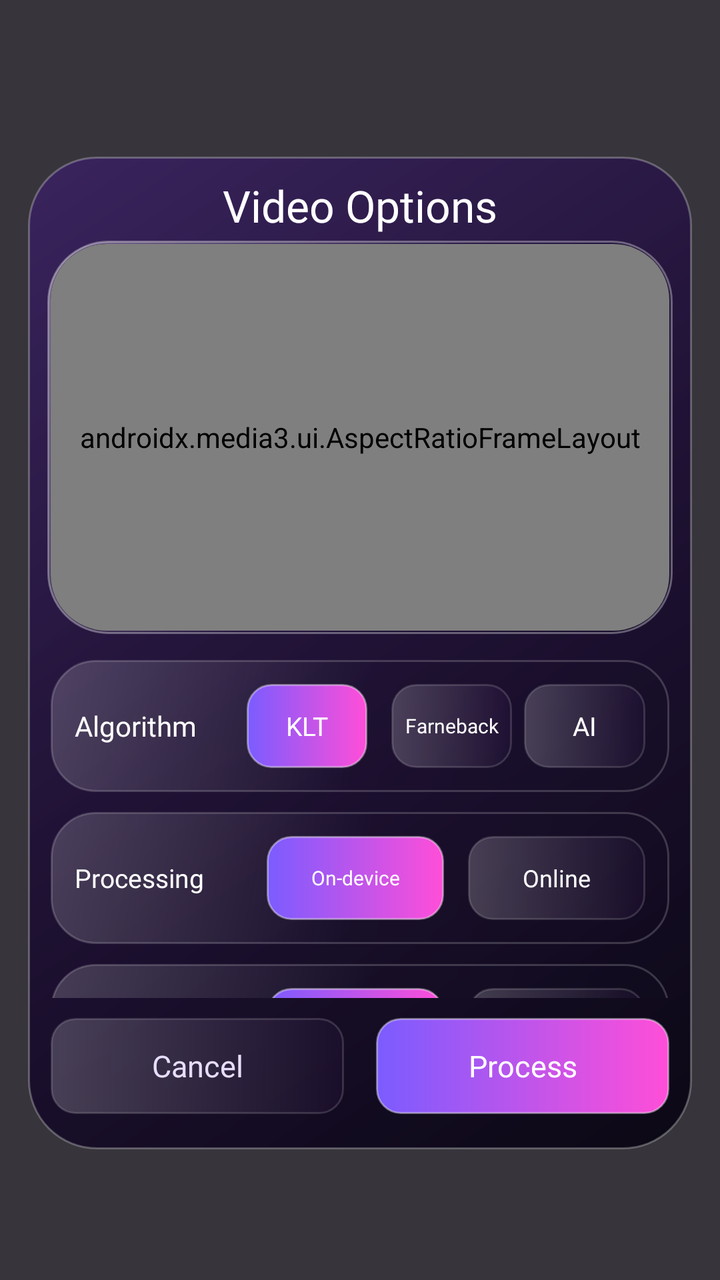
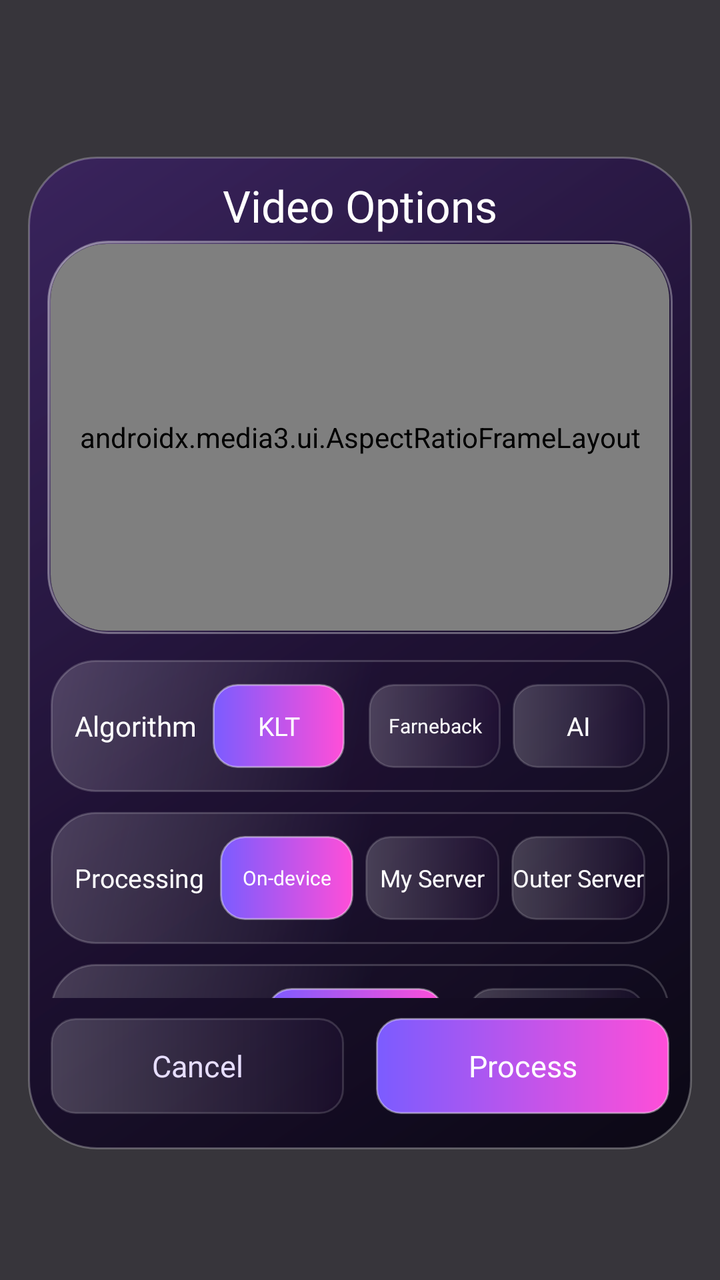

Compare the two renders of this Android layout. The source of the first and the diff that turns it into the second are given below.
<!-- AndroidManifest.xml: application theme Theme.BaseProject -->
<!-- res/layout/dialog_video_process_options.xml -->
<?xml version="1.0" encoding="utf-8"?>
<androidx.constraintlayout.widget.ConstraintLayout xmlns:android="http://schemas.android.com/apk/res/android"
    xmlns:app="http://schemas.android.com/apk/res-auto"
    android:layout_width="match_parent"
    android:layout_height="match_parent"
    android:animateLayoutChanges="true"
    android:background="#CC05030A">

    <View
        android:id="@+id/bgParent"
        android:layout_width="0dp"
        android:layout_height="0dp"
        android:layout_marginHorizontal="14dp"
        android:layout_marginTop="-10dp"
        android:layout_marginBottom="-18dp"
        android:background="@drawable/bg_modal_glass"
        app:layout_constraintBottom_toBottomOf="@id/buttonPanel"
        app:layout_constraintEnd_toEndOf="parent"
        app:layout_constraintStart_toStartOf="parent"
        app:layout_constraintTop_toTopOf="@id/tvTitle" />

    <TextView
        android:id="@+id/tvTitle"
        android:layout_width="0dp"
        android:layout_height="wrap_content"
        android:layout_marginHorizontal="32dp"
        android:layout_marginTop="30dp"
        android:ellipsize="end"
        android:fontFamily="@font/inter_black"
        android:gravity="center"
        android:maxLines="1"
        android:text="Video Options"
        android:textColor="@color/white"
        android:textSize="22sp"
        app:layout_constraintBottom_toBottomOf="parent"
        app:layout_constraintVertical_bias="0.1"
        app:layout_constraintEnd_toEndOf="parent"
        app:layout_constraintStart_toStartOf="parent"
        app:layout_constraintTop_toTopOf="parent" />


    <androidx.constraintlayout.utils.widget.ImageFilterView
        android:id="@+id/previewGlass"
        android:layout_width="0dp"
        android:layout_height="0dp"
        android:layout_marginStart="-2dp"
        android:layout_marginTop="-2dp"
        android:layout_marginEnd="-2dp"
        android:layout_marginBottom="-2dp"
        android:src="@drawable/bg_camera_glass_frame"
        app:layout_constraintBottom_toBottomOf="@id/videoPreviewCard"
        app:layout_constraintEnd_toEndOf="@id/videoPreviewCard"
        app:layout_constraintStart_toStartOf="@id/videoPreviewCard"
        app:layout_constraintTop_toTopOf="@id/videoPreviewCard"
        app:round="20dp" />

    <androidx.cardview.widget.CardView
        android:id="@+id/videoPreviewCard"
        android:layout_width="0dp"
        android:layout_height="0dp"
        android:layout_marginVertical="6dp"
        app:cardBackgroundColor="@android:color/black"
        app:cardCornerRadius="28dp"
        app:cardElevation="0dp"
        app:cardUseCompatPadding="false"
        app:layout_constraintBottom_toTopOf="@id/optionsScroll"
        app:layout_constraintDimensionRatio="16:10"
        app:layout_constraintEnd_toEndOf="parent"
        app:layout_constraintStart_toStartOf="parent"
        app:layout_constraintTop_toBottomOf="@id/tvTitle"
        app:layout_constraintWidth_percent="0.86">

        <FrameLayout
            android:layout_width="match_parent"
            android:layout_height="match_parent">

            <androidx.media3.ui.AspectRatioFrameLayout
                android:id="@+id/previewAspectFrame"
                android:layout_width="match_parent"
                android:layout_height="match_parent"
                app:resize_mode="fill">

                <TextureView
                    android:id="@+id/videoPreview"
                    android:layout_width="match_parent"
                    android:layout_height="match_parent" />

                <com.example.gnssandopticalflowapp.view.RoiOverlayView
                    android:id="@+id/roiOverlay"
                    android:layout_width="match_parent"
                    android:layout_height="match_parent"
                    android:visibility="gone" />

            </androidx.media3.ui.AspectRatioFrameLayout>

        </FrameLayout>

    </androidx.cardview.widget.CardView>

    <androidx.core.widget.NestedScrollView
        android:id="@+id/optionsScroll"
        android:layout_width="0dp"
        android:layout_height="0dp"
        android:layout_marginVertical="10dp"
        android:clipToPadding="false"
        android:fillViewport="false"
        android:overScrollMode="never"
        android:scrollbars="none"
        app:layout_constraintHeight_percent="0.28"
        app:layout_constraintBottom_toTopOf="@id/buttonPanel"
        app:layout_constraintEnd_toEndOf="parent"
        app:layout_constraintStart_toStartOf="parent"
        app:layout_constraintWidth_percent="0.86">

        <LinearLayout
            android:id="@+id/optionsPanel"
            android:layout_width="match_parent"
            android:layout_height="wrap_content"
            android:orientation="vertical">

            <LinearLayout
                android:id="@+id/algorithmCard"
                android:layout_width="match_parent"
                android:layout_height="66dp"
                android:layout_marginTop="10dp"
                android:background="@drawable/bg_glass_card"
                android:gravity="center_vertical"
                android:orientation="horizontal"
                android:paddingHorizontal="12dp">

                <TextView
                    android:id="@+id/tvAlgorithmLabel"
                    android:layout_width="78dp"
                    android:layout_height="wrap_content"
                    android:ellipsize="end"
                    android:fontFamily="@font/inter_black"
                    android:maxLines="1"
                    android:text="Algorithm"
                    android:textColor="@color/white"
                    android:textSize="14sp" />

                <TextView
                    android:id="@+id/btnAlgorithmKlt"
                    android:layout_width="0dp"
                    android:layout_height="42dp"
                    android:layout_marginStart="8dp"
                    android:layout_marginEnd="6dp"
                    android:layout_weight="1"
                    android:background="@drawable/bg_gradient_update_button_12"
                    android:fontFamily="@font/inter_black"
                    android:gravity="center"
                    android:maxLines="1"
                    android:text="KLT"
                    android:textColor="@color/white"
                    android:textSize="13sp" />

                <TextView
                    android:id="@+id/btnAlgorithmFarneback"
                    android:layout_width="0dp"
                    android:layout_height="42dp"
                    android:layout_marginStart="6dp"
                    android:layout_weight="1"
                    android:background="@drawable/bg_glass_chip"
                    android:fontFamily="@font/inter_black"
                    android:gravity="center"
                    android:maxLines="1"
                    android:text="Farneback"
                    android:textColor="@color/white"
                    android:textSize="10sp" />

                <TextView
                    android:id="@+id/btnAlgorithmAi"
                    android:layout_width="0dp"
                    android:layout_height="42dp"
                    android:layout_marginStart="6dp"
                    android:layout_weight="1"
                    android:background="@drawable/bg_glass_chip"
                    android:fontFamily="@font/inter_black"
                    android:gravity="center"
                    android:maxLines="1"
                    android:text="AI"
                    android:textColor="@color/white"
                    android:textSize="13sp" />

            </LinearLayout>

            <LinearLayout
                android:id="@+id/processingModeCard"
                android:layout_width="match_parent"
                android:layout_height="66dp"
                android:layout_marginTop="10dp"
                android:background="@drawable/bg_glass_card"
                android:gravity="center_vertical"
                android:orientation="horizontal"
                android:paddingHorizontal="12dp">

                <TextView
                    android:id="@+id/tvProcessingModeLabel"
                    android:layout_width="88dp"
                    android:layout_height="wrap_content"
                    android:ellipsize="end"
                    android:fontFamily="@font/inter_black"
                    android:maxLines="1"
                    android:text="Processing"
                    android:textColor="@color/white"
                    android:textSize="13sp" />

                <TextView
                    android:id="@+id/btnProcessingOffline"
                    android:layout_width="0dp"
                    android:layout_height="42dp"
                    android:layout_marginStart="8dp"
                    android:layout_marginEnd="6dp"
                    android:layout_weight="1"
                    android:background="@drawable/bg_gradient_update_button_12"
                    android:fontFamily="@font/inter_black"
                    android:gravity="center"
                    android:maxLines="1"
                    android:text="On-device"
                    android:textColor="@color/white"
                    android:textSize="10sp" />

                <TextView
                    android:id="@+id/btnProcessingOnline"
                    android:layout_width="0dp"
                    android:layout_height="42dp"
                    android:layout_marginStart="6dp"
                    android:layout_weight="1"
                    android:background="@drawable/bg_glass_chip"
                    android:fontFamily="@font/inter_black"
                    android:gravity="center"
                    android:maxLines="1"
                    android:text="Online"
                    android:textColor="@color/white"
                    android:textSize="12sp" />

            </LinearLayout>


            <LinearLayout
                android:id="@+id/farnebackViewCard"
                android:layout_width="match_parent"
                android:layout_height="66dp"
                android:layout_marginTop="10dp"
                android:background="@drawable/bg_glass_card"
                android:gravity="center_vertical"
                android:orientation="horizontal"
                android:paddingHorizontal="12dp">

                <TextView
                    android:id="@+id/tvFarnebackViewLabel"
                    android:layout_width="88dp"
                    android:layout_height="wrap_content"
                    android:ellipsize="end"
                    android:fontFamily="@font/inter_black"
                    android:maxLines="1"
                    android:text="Display"
                    android:textColor="@color/white"
                    android:textSize="14sp" />

                <TextView
                    android:id="@+id/btnFarnebackVectors"
                    android:layout_width="0dp"
                    android:layout_height="42dp"
                    android:layout_marginStart="8dp"
                    android:layout_marginEnd="6dp"
                    android:layout_weight="1"
                    android:background="@drawable/bg_gradient_update_button_12"
                    android:fontFamily="@font/inter_black"
                    android:gravity="center"
                    android:maxLines="1"
                    android:text="Vector"
                    android:textColor="@color/white"
                    android:textSize="13sp" />

                <TextView
                    android:id="@+id/btnFarnebackHeatmap"
                    android:layout_width="0dp"
                    android:layout_height="42dp"
                    android:layout_marginStart="6dp"
                    android:layout_weight="1"
                    android:background="@drawable/bg_glass_chip"
                    android:fontFamily="@font/inter_black"
                    android:gravity="center"
                    android:maxLines="1"
                    android:text="Heatmap"
                    android:textColor="@color/white"
                    android:textSize="12sp" />

            </LinearLayout>

            <LinearLayout
                android:id="@+id/motionCard"
                android:layout_width="match_parent"
                android:layout_height="66dp"
                android:layout_marginTop="10dp"
                android:background="@drawable/bg_glass_card"
                android:gravity="center_vertical"
                android:orientation="horizontal"
                android:paddingHorizontal="12dp">

                <TextView
                    android:id="@+id/tvMotionLabel"
                    android:layout_width="88dp"
                    android:layout_height="wrap_content"
                    android:fontFamily="@font/inter_black"
                    android:text="Motion"
                    android:textColor="@color/white"
                    android:textSize="14sp" />

                <TextView
                    android:id="@+id/btnMotionStill"
                    android:layout_width="0dp"
                    android:layout_height="42dp"
                    android:layout_marginStart="8dp"
                    android:layout_marginEnd="6dp"
                    android:layout_weight="1"
                    android:background="@drawable/bg_gradient_update_button_12"
                    android:fontFamily="@font/inter_black"
                    android:gravity="center"
                    android:maxLines="1"
                    android:text="Still"
                    android:textColor="@color/white"
                    android:textSize="12sp" />

                <TextView
                    android:id="@+id/btnMotionMoving"
                    android:layout_width="0dp"
                    android:layout_height="42dp"
                    android:layout_marginStart="6dp"
                    android:layout_weight="1"
                    android:background="@drawable/bg_glass_chip"
                    android:fontFamily="@font/inter_black"
                    android:gravity="center"
                    android:maxLines="1"
                    android:text="Move"
                    android:textColor="@color/white"
                    android:textSize="12sp" />

            </LinearLayout>

            <LinearLayout
                android:id="@+id/roiCard"
                android:layout_width="match_parent"
                android:layout_height="66dp"
                android:layout_marginTop="10dp"
                android:background="@drawable/bg_glass_card"
                android:gravity="center_vertical"
                android:orientation="horizontal"
                android:paddingHorizontal="12dp">

                <TextView
                    android:id="@+id/tvRoiLabel"
                    android:layout_width="88dp"
                    android:layout_height="wrap_content"
                    android:fontFamily="@font/inter_black"
                    android:text="ROI"
                    android:textColor="@color/white"
                    android:textSize="14sp" />

                <TextView
                    android:id="@+id/btnRoiSelect"
                    android:layout_width="0dp"
                    android:layout_height="42dp"
                    android:layout_marginStart="8dp"
                    android:layout_marginEnd="6dp"
                    android:layout_weight="1"
                    android:background="@drawable/bg_glass_chip"
                    android:fontFamily="@font/inter_black"
                    android:gravity="center"
                    android:maxLines="1"
                    android:text="Select"
                    android:textColor="@color/white"
                    android:textSize="13sp" />

                <TextView
                    android:id="@+id/btnRoiFull"
                    android:layout_width="0dp"
                    android:layout_height="42dp"
                    android:layout_marginStart="6dp"
                    android:layout_weight="1"
                    android:background="@drawable/bg_gradient_update_button_12"
                    android:fontFamily="@font/inter_black"
                    android:gravity="center"
                    android:maxLines="1"
                    android:text="Full"
                    android:textColor="@color/white"
                    android:textSize="13sp" />

            </LinearLayout>

            <LinearLayout
                android:id="@+id/sensitivityCard"
                android:layout_width="match_parent"
                android:layout_height="86dp"
                android:layout_marginTop="10dp"
                android:background="@drawable/bg_glass_card"
                android:gravity="center_vertical"
                android:orientation="vertical"
                android:paddingHorizontal="14dp">

                <TextView
                    android:id="@+id/tvSensitivity"
                    android:layout_width="match_parent"
                    android:layout_height="wrap_content"
                    android:fontFamily="@font/inter_extra_bold"
                    android:text="Sensitivity: 50"
                    android:textColor="@color/white"
                    android:textSize="13sp" />

                <SeekBar
                    android:id="@+id/sensitivityBar"
                    android:layout_width="match_parent"
                    android:layout_height="34dp"
                    android:layout_marginTop="4dp"
                    android:max="100"
                    android:maxHeight="7dp"
                    android:minHeight="7dp"
                    android:progress="50"
                    android:progressDrawable="@drawable/seekbar_glass_purple"
                    android:thumb="@drawable/ripple_glow_purple_thumb" />

            </LinearLayout>

        </LinearLayout>

    </androidx.core.widget.NestedScrollView>

    <LinearLayout
        android:id="@+id/buttonPanel"
        android:layout_width="0dp"
        android:layout_height="48dp"
      app:layout_constraintVertical_bias="0.86"
        android:orientation="horizontal"
        app:layout_constraintBottom_toBottomOf="parent"
        app:layout_constraintEnd_toEndOf="@id/optionsScroll"
        app:layout_constraintTop_toTopOf="parent"
        app:layout_constraintStart_toStartOf="@id/optionsScroll">

        <TextView
            android:id="@+id/tvCancel"
            android:layout_width="0dp"
            android:layout_height="match_parent"
            android:layout_marginEnd="8dp"
            android:layout_weight="1"
            android:background="@drawable/bg_glass_chip"
            android:clickable="true"
            android:focusable="true"
            android:fontFamily="@font/inter_black"
            android:gravity="center"
            android:text="Cancel"
            android:textColor="#E7DEFF"
            android:textSize="15sp" />

        <TextView
            android:id="@+id/tvApply"
            android:layout_width="0dp"
            android:layout_height="match_parent"
            android:layout_marginStart="8dp"
            android:layout_weight="1"
            android:background="@drawable/bg_gradient_update_button_12"
            android:clickable="true"
            android:ellipsize="end"
            android:focusable="true"
            android:fontFamily="@font/inter_black"
            android:gravity="center"
            android:maxLines="1"
            android:paddingHorizontal="10dp"
            android:text="Process"
            android:textColor="@color/white"
            android:textSize="15sp" />

    </LinearLayout>

</androidx.constraintlayout.widget.ConstraintLayout>
<!-- resources referenced by this layout -->
<resources>
  <color name="white">#FFFFFFFF</color>
  <!-- drawable bg_camera_glass_frame (drawable) -->
  <?xml version="1.0" encoding="utf-8"?>
  <shape xmlns:android="http://schemas.android.com/apk/res/android">
      <gradient
          android:angle="315"
          android:centerColor="#33251348"
          android:endColor="#66120928"
          android:startColor="#55FFFFFF" />
      <corners android:radius="30dp" />
      <stroke
          android:width="1dp"
          android:color="#55FFFFFF" />
  </shape>
  <!-- drawable bg_glass_card (drawable) -->
  <?xml version="1.0" encoding="utf-8"?>
  <shape xmlns:android="http://schemas.android.com/apk/res/android">
      <gradient
          android:angle="315"
          android:centerColor="#221C1230"
          android:endColor="#33100820"
          android:startColor="#30FFFFFF" />
      <corners android:radius="22dp" />
      <stroke
          android:width="1dp"
          android:color="#2EFFFFFF" />
  </shape>
  <!-- drawable bg_glass_chip (drawable) -->
  <?xml version="1.0" encoding="utf-8"?>
  <shape xmlns:android="http://schemas.android.com/apk/res/android">
      <gradient
          android:angle="0"
          android:endColor="#223A185B"
          android:startColor="#33FFFFFF" />
      <corners android:radius="12dp" />
      <stroke
          android:width="1dp"
          android:color="#26FFFFFF" />
  </shape>
  <!-- drawable bg_gradient_update_button_12 (drawable) -->
  <?xml version="1.0" encoding="utf-8"?>
  <ripple xmlns:android="http://schemas.android.com/apk/res/android"
      android:color="#55FFFFFF">
      <item>
          <shape android:shape="rectangle">
              <gradient
                  android:angle="0"
                  android:endColor="#FF4ED8"
                  android:startColor="#7B5CFF" />
              <corners android:radius="12dp" />
              <stroke
                  android:width="1dp"
                  android:color="#66FFFFFF" />
          </shape>
      </item>
  </ripple>
  <!-- drawable bg_modal_glass (drawable) -->
  <?xml version="1.0" encoding="utf-8"?>
  <shape xmlns:android="http://schemas.android.com/apk/res/android">
      <gradient
          android:angle="315"
          android:centerColor="#E51C0D33"
          android:endColor="#F1080512"
          android:startColor="#C93A1F66" />
      <corners android:radius="34dp" />
      <stroke
          android:width="1dp"
          android:color="#44FFFFFF" />
  </shape>
  <!-- drawable ripple_glow_purple_thumb (drawable) -->
  <?xml version="1.0" encoding="utf-8"?>
  <ripple xmlns:android="http://schemas.android.com/apk/res/android"
      android:color="#44FF4ED8">
      <item>
          <shape android:shape="oval">
              <size
                  android:width="22dp"
                  android:height="22dp" />
              <gradient
                  android:angle="315"
                  android:endColor="#FF4ED8"
                  android:startColor="#8A5CFF" />
              <stroke
                  android:width="2dp"
                  android:color="#E6FFFFFF" />
          </shape>
      </item>
  </ripple>
  <style name="Theme.BaseProject" parent="Base.Theme.BaseProject" />
  <style name="Base.Theme.BaseProject" parent="Theme.MaterialComponents.Light.NoActionBar">
          
          <item name="colorPrimary">@color/purple_500</item>
          <item name="colorPrimaryVariant">@color/purple_700</item>
          <item name="colorOnPrimary">@color/white</item>
          
          <item name="colorSecondary">@color/teal_200</item>
          <item name="colorSecondaryVariant">@color/teal_700</item>
          <item name="colorOnSecondary">@color/black</item>
          
          <item name="android:statusBarColor">?attr/colorPrimaryVariant</item>
          
          
          <item name="android:colorControlHighlight">@color/ripple_color_main</item>
      </style>
  <color name="purple_500">#FF6200EE</color>
  <color name="purple_700">#FF3700B3</color>
  <color name="teal_200">#FF03DAC5</color>
  <color name="teal_700">#FF018786</color>
  <color name="black">#FF000000</color>
  <color name="ripple_color_main">#2DE14EFE</color>
  <!-- unchanged entries left out for length: 1 -->
</resources>

<!-- the commit's change to res/layout/dialog_video_process_options.xml (unified diff, before → after) -->
@@ -130,7 +130,7 @@
 
                 <TextView
                     android:id="@+id/tvAlgorithmLabel"
-                    android:layout_width="78dp"
+                    android:layout_width="wrap_content"
                     android:layout_height="wrap_content"
                     android:ellipsize="end"
                     android:fontFamily="@font/inter_black"
@@ -196,7 +196,7 @@
 
                 <TextView
                     android:id="@+id/tvProcessingModeLabel"
-                    android:layout_width="88dp"
+                    android:layout_width="wrap_content"
                     android:layout_height="wrap_content"
                     android:ellipsize="end"
                     android:fontFamily="@font/inter_black"
@@ -221,16 +221,29 @@
                     android:textSize="10sp" />
 
                 <TextView
-                    android:id="@+id/btnProcessingOnline"
-                    android:layout_width="0dp"
-                    android:layout_height="42dp"
-                    android:layout_marginStart="6dp"
-                    android:layout_weight="1"
-                    android:background="@drawable/bg_glass_chip"
-                    android:fontFamily="@font/inter_black"
-                    android:gravity="center"
-                    android:maxLines="1"
-                    android:text="Online"
+                    android:id="@+id/btnProcessingMyServer"
+                    android:layout_width="0dp"
+                    android:layout_height="42dp"
+                    android:layout_weight="1"
+                    android:layout_marginEnd="6dp"
+                    android:background="@drawable/bg_glass_chip"
+                    android:fontFamily="@font/inter_black"
+                    android:gravity="center"
+                    android:maxLines="1"
+                    android:text="My Server"
+                    android:textColor="@color/white"
+                    android:textSize="12sp" />
+
+                <TextView
+                    android:id="@+id/btnProcessingOuterServer"
+                    android:layout_width="0dp"
+                    android:layout_height="42dp"
+                    android:layout_weight="1"
+                    android:background="@drawable/bg_glass_chip"
+                    android:fontFamily="@font/inter_black"
+                    android:gravity="center"
+                    android:maxLines="1"
+                    android:text="Outer Server"
                     android:textColor="@color/white"
                     android:textSize="12sp" />
 
